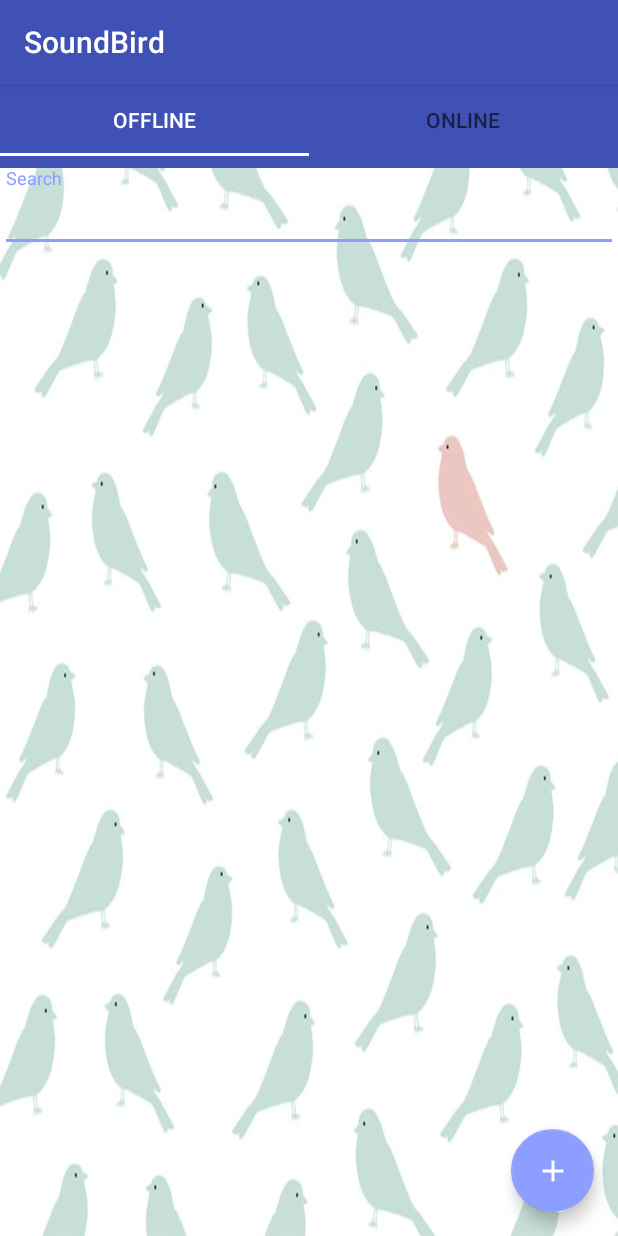
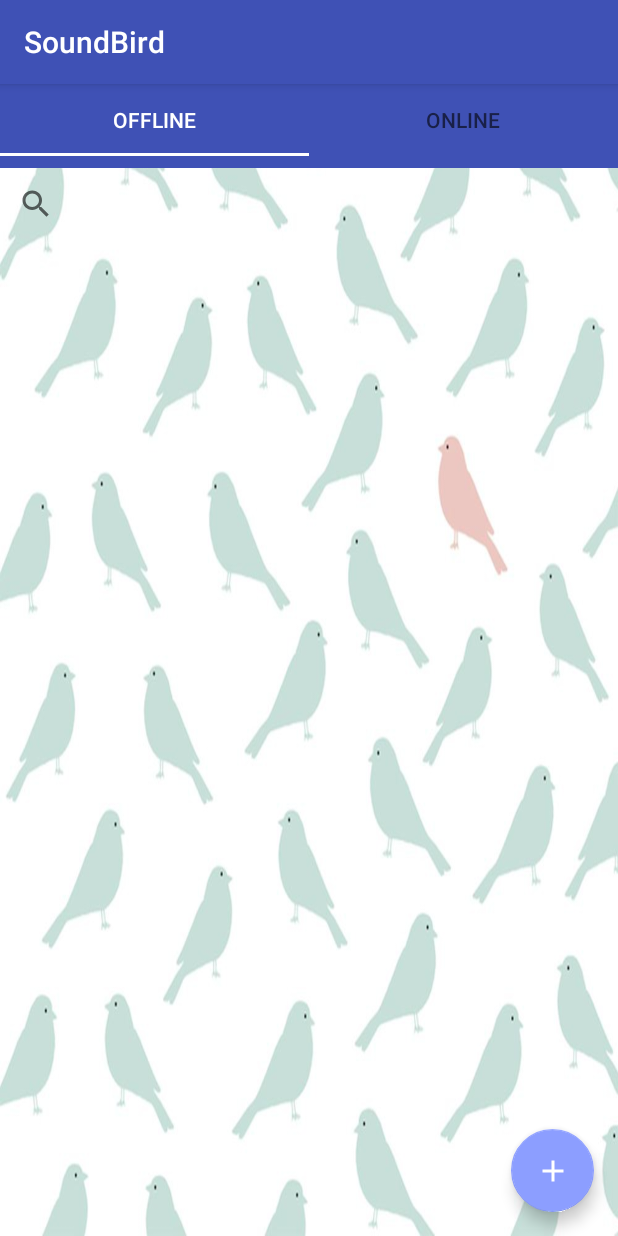
Before and after one commit to BertLeysen-r0622862/Soundbird, an Android app: the screen it shows after launch (MainActivity), on a phone screen of 412 x 824 dp. Run offline under Robolectric (Android 15) with nearby library versions, the phone set to English and light mode, and no system bars; our stand-ins replace ButterKnife, Room's generated code; libraries missing offline, so code that uses them is left out: com.koushikdutta.ion; pictures from the network do not load; 1 statement that could not run was skipped.

Commit message:
searchview ipv tekst

```diff
--- a/app/src/main/res/layout/main_layout.xml
+++ b/app/src/main/res/layout/main_layout.xml
@@ -24,7 +24,12 @@
             app:tabIndicatorColor="@color/white"
             />
 
-        <android.support.design.widget.TextInputLayout
+        <SearchView
+            android:id="@+id/SearchSound"
+            android:layout_width="match_parent"
+            android:layout_height="wrap_content" />
+
+        <!--<android.support.design.widget.TextInputLayout
             android:id="@+id/search_sound"
             android:layout_width="match_parent"
             android:layout_height="wrap_content"
@@ -35,7 +40,9 @@
                 android:layout_height="match_parent"
                 android:hint="Search"
                 android:singleLine="true"/>
-        </android.support.design.widget.TextInputLayout>
+        </android.support.design.widget.TextInputLayout>-->
+
+
 
         <android.support.v4.view.ViewPager
             android:id="@+id/pager"
```
